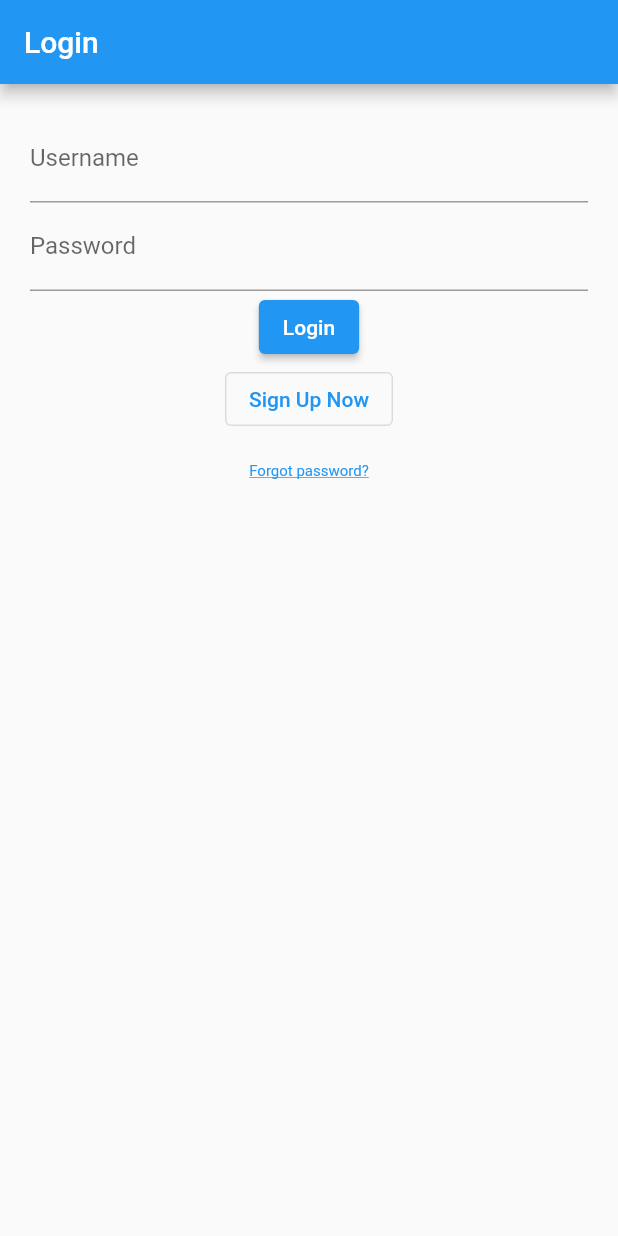
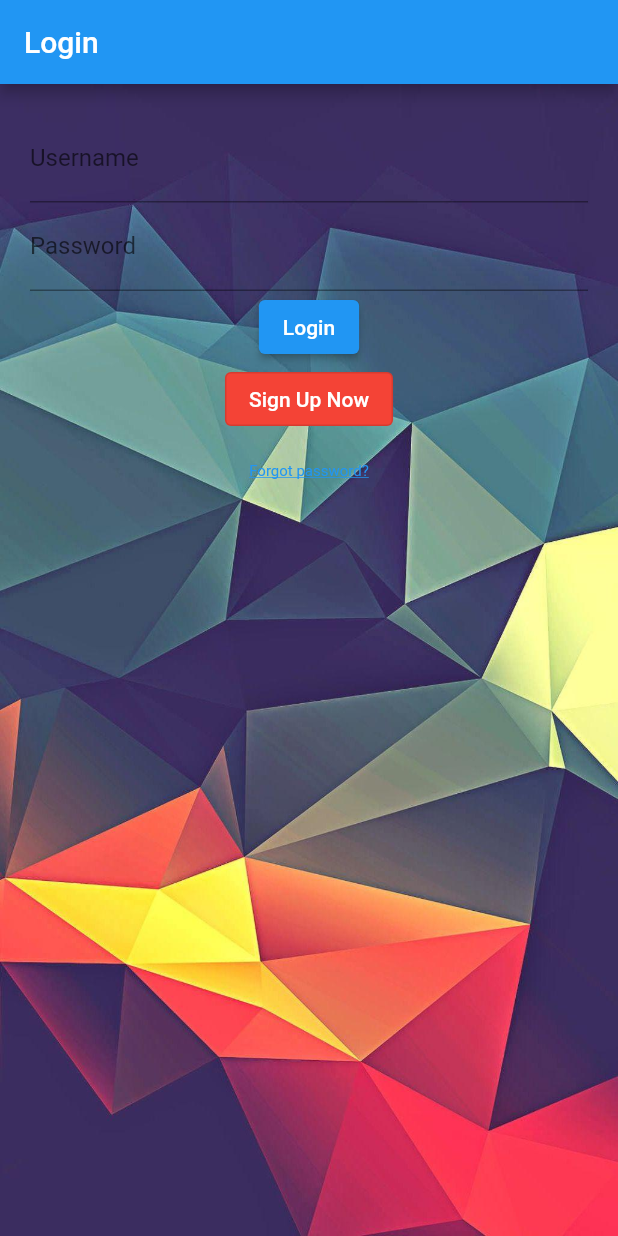
Before and after one commit to St-Luciferr/Flutter_App, a Flutter app: the screen it shows after launch, on a phone screen of 412 x 824 dp. Run offline on Flutter 3.47's test engine with Material 2 defaults, Android fonts, the phone set to English and light mode, and no system bars; our stand-ins replace camera; missing offline and left inert: bcrypt, mysql1.

Commit message:
background image added

```diff
--- a/lib/login.dart
+++ b/lib/login.dart
@@ -1,12 +1,14 @@
 import 'package:flutter/material.dart';
 import 'package:bcrypt/bcrypt.dart';
 import 'package:camera/camera.dart';
+import 'package:mysql1/mysql1.dart';
 import 'signup.dart';
 import 'Homepage.dart';
 
 class LoginPage extends StatefulWidget {
   const LoginPage({super.key, required this.title});
   final String title;
+
   @override
   State<LoginPage> createState() => _LoginPageState();
 }
@@ -27,8 +29,15 @@ class _LoginPageState extends State<LoginPage> {
       appBar: AppBar(
         title: const Text('Login'),
       ),
+      resizeToAvoidBottomInset: false,
       body: Container(
+        width: MediaQuery.of(context).size.width,
+        height: MediaQuery.of(context).size.height,
+        decoration: BoxDecoration(
+            image: DecorationImage(
+                image: AssetImage('assets/background.jpg'), fit: BoxFit.fill)),
         padding: const EdgeInsets.all(20.0),
+        alignment: Alignment.topCenter,
         child: Form(
           key: _formKey,
           child: Column(
@@ -95,7 +104,11 @@ class _LoginPageState extends State<LoginPage> {
                 },
               ),
               OutlinedButton(
-                child: const Text('Sign Up Now'),
+                style: ElevatedButton.styleFrom(backgroundColor: Colors.red),
+                child: const Text(
+                  'Sign Up Now',
+                  style: TextStyle(color: Colors.white),
+                ),
                 onPressed: () {
                   Navigator.of(context).push(
                     MaterialPageRoute(
--- a/pubspec.yaml
+++ b/pubspec.yaml
@@ -41,6 +41,7 @@ dependencies:
   path_provider: ^2.0.11
   camera: ^0.10.2+1
   path: ^1.8.2
+  mysql1: ^0.20.0
 
 dev_dependencies:
   flutter_test:
@@ -66,7 +67,9 @@ flutter:
 
   # To add assets to your application, add an assets section, like this:
   assets:
-    - img/img.jpg
+    - assets/background.jpg
+    - assets/img.jpg
+
 
 
   # An image asset can refer to one or more resolution-specific "variants", see
```
Also changed, not shown: lib/listDetails.dart (+9 -3 lines), assets/background.jpg (added), assets/img.jpg (renamed from img/img.jpg), pubspec.lock.
